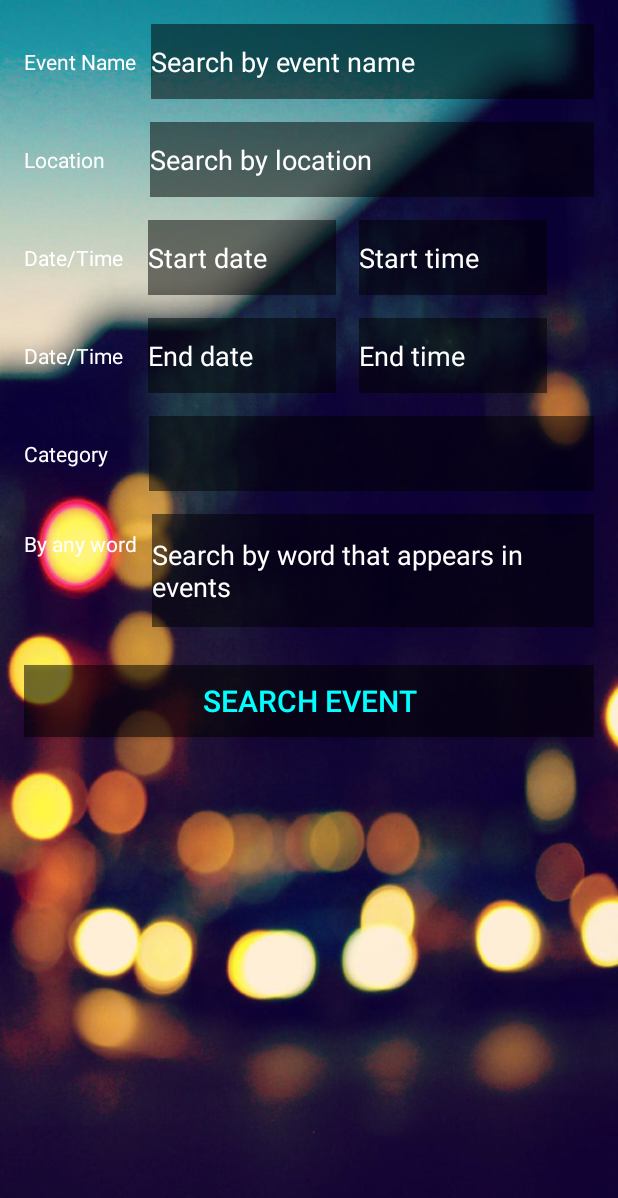
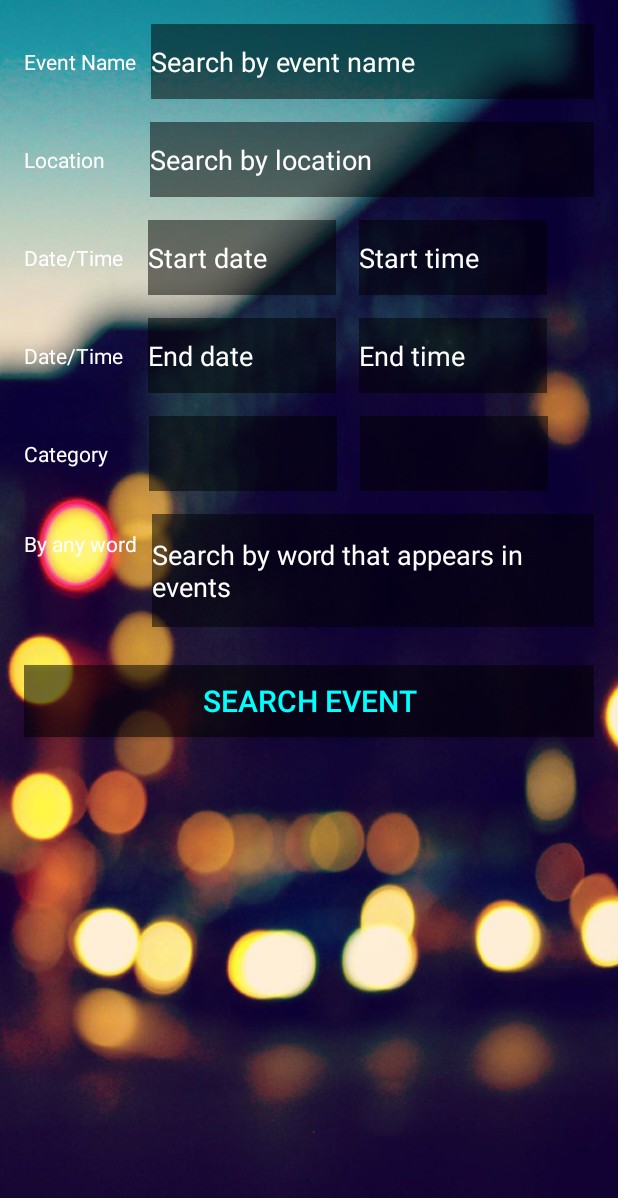
Before and after one commit to omerakin/Lets_Event_Application, an Android app: the layout activity_search.xml on its own in the app's theme, with its tools: preview values and no code run, on a phone screen of 412 x 824 dp. Shown: the top 1198 px of the screen. Run offline under Robolectric (Android 15) with nearby library versions, the phone set to English and light mode, and no system bars.

Commit message:
Application is coming...

```diff
--- a/app/src/main/res/layout/activity_search.xml
+++ b/app/src/main/res/layout/activity_search.xml
@@ -159,10 +159,18 @@
                 android:textColor="#ffffff"/>
 
             <Spinner
-                android:layout_width="match_parent"
+                android:layout_width="125sp"
                 android:layout_height="50sp"
                 android:layout_gravity="center_horizontal"
                 android:id="@+id/category"
+                android:background="#80000000"
+                android:textColor="#ffffff" />
+            <Spinner
+                android:layout_width="125sp"
+                android:layout_height="50sp"
+                android:layout_marginLeft="15sp"
+                android:layout_gravity="center_horizontal"
+                android:id="@+id/type"
                 android:background="#80000000"
                 android:textColor="#ffffff" />
         </LinearLayout>
```
